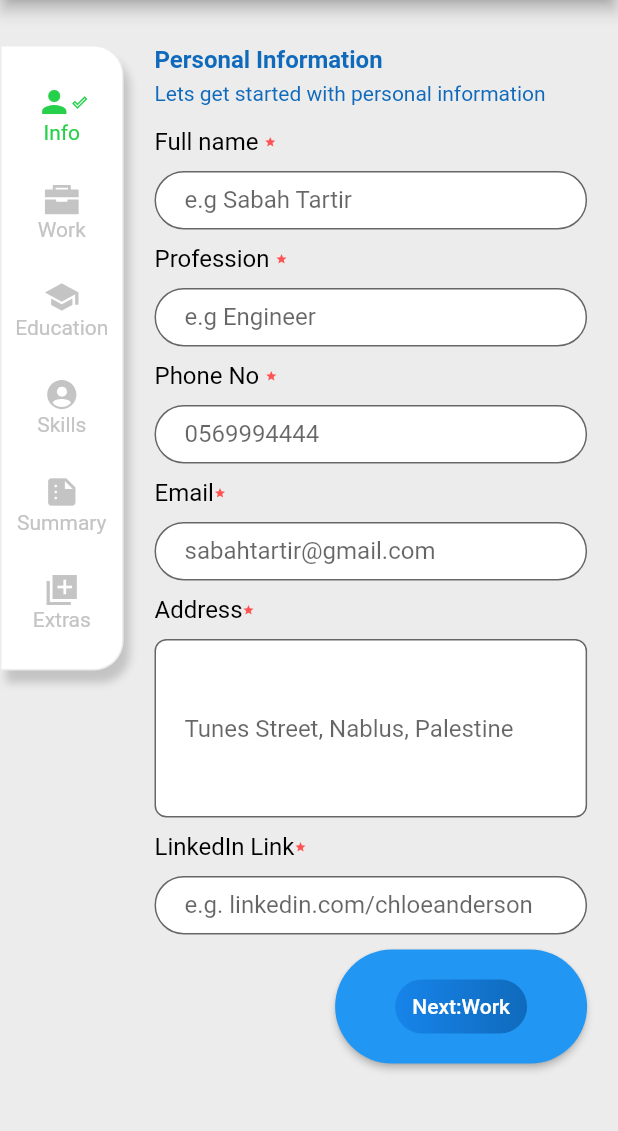
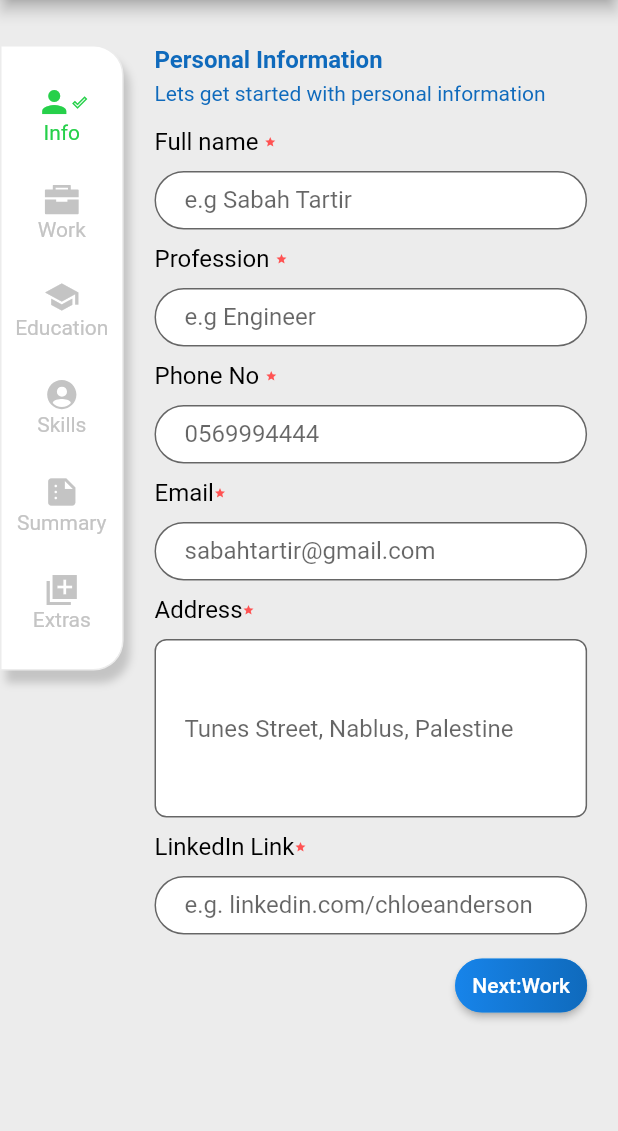
Before and after one commit to SabahTARTIR365/cv_builder_app, a Flutter app: the BuildCvScreen screen opened directly, on a phone screen of 412 x 824 dp, the part 84-1215 px from its top. Run offline on Flutter 3.47's test engine with Material 2 defaults, Android fonts, the phone set to English and light mode, and no system bars; our stand-ins replace dotted_border, flutter_markdown, iconsax, im_stepper, ionicons, open_file and 1 more; missing offline and left inert: markdown_editable_textinput, syncfusion_flutter_pdf; accounts and stored records are empty.

Commit message:
fix raised button class due updating version of flutter

```diff
--- a/lib/views/widgets/next_button.dart
+++ b/lib/views/widgets/next_button.dart
@@ -13,7 +13,7 @@ class NextButton extends StatelessWidget
          onPressed: onPressed,
         // shape: RoundedRectangleBorder(borderRadius: BorderRadius.circular(80.0)),
          style: ElevatedButton.styleFrom(
-           padding: EdgeInsets.symmetric(horizontal: 40.0, vertical: 20.0),
+           padding: const EdgeInsets.all(0.0),
            shape: StadiumBorder(),
          ),
          //padding: const EdgeInsets.all(0.0),
```
Also changed, not shown: lib/views/widgets/skill_widget.dart (+7 -5 lines), pubspec.lock.
